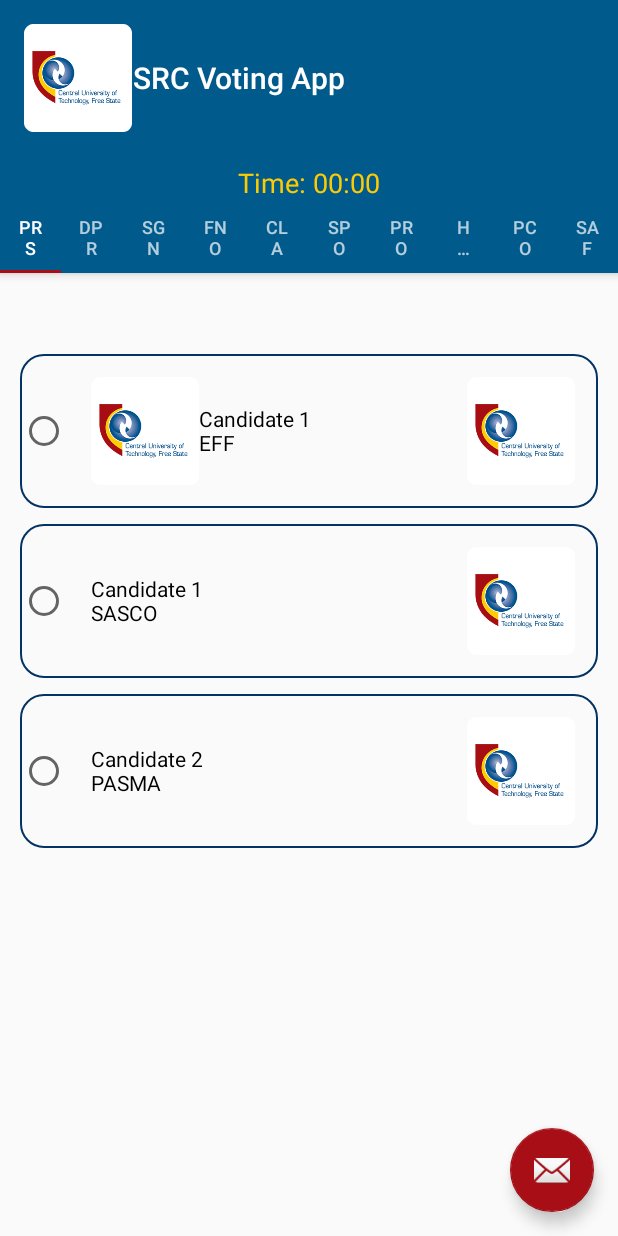
After one commit to handsomemofokeng/SRCVotingApp, an Android app: the PlaceholderFragment screen opened directly, with no data from a screen before it, on a phone screen of 412 x 824 dp. The commit adds this screen. Run offline under Robolectric (Android 15) with nearby library versions, the phone set to English and light mode, and no system bars; libraries missing offline, so code that uses them is left out: android.arch.core; 1 statement that could not run was skipped.

Commit message:
Added Vote Activity and refactored isValidFields method

```diff
--- a/app/build.gradle
+++ b/app/build.gradle
@@ -23,6 +23,7 @@ dependencies {
     implementation fileTree(dir: 'libs', include: ['*.jar'])
     implementation 'com.android.support:appcompat-v7:28.0.0'
     implementation 'com.android.support.constraint:constraint-layout:1.1.3'
+    implementation 'android.arch.lifecycle:extensions:1.1.1'
     testImplementation 'junit:junit:4.12'
     androidTestImplementation 'com.android.support.test:runner:1.0.2'
     androidTestImplementation 'com.android.support.test.espresso:espresso-core:3.0.2'
--- a/app/src/main/AndroidManifest.xml
+++ b/app/src/main/AndroidManifest.xml
@@ -14,6 +14,10 @@
         android:roundIcon="@mipmap/ic_launcher_round"
         android:supportsRtl="true"
         android:theme="@style/AppTheme">
+        <activity
+            android:name=".VoteActivity"
+            android:label="@string/title_activity_vote"
+            android:theme="@style/AppTheme.NoActionBar"></activity>
         <activity
             android:name=".RegisterActivity"
             android:parentActivityName=".MainActivity" />
--- a/app/src/main/java/com/example/srcvotingapp/ApplicationClass.java
+++ b/app/src/main/java/com/example/srcvotingapp/ApplicationClass.java
@@ -4,13 +4,11 @@ import android.app.Activity;
 import android.app.AlertDialog;
 import android.app.Application;
 import android.content.Context;
-import android.content.DialogInterface;
-import android.content.SearchRecentSuggestionsProvider;
+import android.content.res.Resources;
 import android.net.ConnectivityManager;
 import android.net.NetworkInfo;
-import android.support.annotation.NonNull;
+import android.support.design.widget.Snackbar;
 import android.support.v7.app.ActionBar;
-import android.util.Log;
 import android.view.Gravity;
 import android.view.View;
 import android.widget.ArrayAdapter;
@@ -23,9 +21,7 @@ import android.widget.Toast;
 
 import com.backendless.BackendlessUser;
 import com.google.zxing.integration.android.IntentIntegrator;
-import com.google.zxing.integration.android.IntentResult;
 
-import java.sql.SQLOutput;
 import java.util.List;
 
 public class ApplicationClass extends Application {
@@ -47,10 +43,11 @@ public class ApplicationClass extends Application {
     public static final String IS_CANDIDATE = "isCandidate";
     public static final String ROLE = "role";
 
+
     @Override
     public void onCreate() {
         super.onCreate();
-        // TODO: 2019/08/29 Initializa Backendless
+        // TODO: 2019/08/29 Initialize Backendless
     }
 
 
@@ -96,7 +93,6 @@ public class ApplicationClass extends Application {
 
         return isChecked;
     }
-
 
     public static String getSelectedRadio(RadioButton... radioButtons) {
         String selectedRadio = "";
@@ -146,11 +142,13 @@ public class ApplicationClass extends Application {
      * @return true if email is valid
      */
     public static boolean isEmailValid(EditText etEmail) {
+
         String email = etEmail.getText().toString().trim();
 
         boolean isValid = email.contains("@") && (email.endsWith(".com") || email.endsWith(".za"));
         if (!isValid) {
             etEmail.setError("Invalid email format");
+            etEmail.requestFocus();
         }
 
         return isValid;
@@ -175,13 +173,16 @@ public class ApplicationClass extends Application {
      */
     public static boolean isValidFields(EditText... fields) {
         boolean isValid = true;
-        for (EditText field : fields) {
+        EditText view = null;
+        for (int i = (fields.length - 1); i >= 0; i--) {
+            EditText field = fields[i];
             if (field.getText().toString().trim().isEmpty()) {
-                field.findFocus();
+                view = field;
                 field.setError("This field is required!");
                 isValid = false;
             }
         }
+        view.requestFocus();
         return isValid;
     }
 
@@ -196,10 +197,12 @@ public class ApplicationClass extends Application {
         boolean isMatching = etPassword.getText().toString().trim()
                 .equals(etConfirm.getText().toString().trim());
         if (!isMatching) {
+
             etPassword.setError("Passwords must match!");
             etConfirm.setError("Passwords must match!");
-            etConfirm.findFocus();
+
         } else {
+
             etPassword.setError(null);
             etConfirm.setError(null);
         }
@@ -310,7 +313,7 @@ public class ApplicationClass extends Application {
         boolean isValid = true;
         for (Spinner spn : spinners) {
             if (spn.getSelectedItemPosition() <= 0) {
-
+                spn.requestFocus();
                 isValid = false;
             }
         }
--- a/app/src/main/java/com/example/srcvotingapp/MainActivity.java
+++ b/app/src/main/java/com/example/srcvotingapp/MainActivity.java
@@ -151,4 +151,7 @@ public class MainActivity extends AppCompatActivity {
         startActivity(new Intent(getApplicationContext(), RegisterActivity.class));
     }
 
+    public void onClick_SignIn(View view) {
+        startActivity( new Intent(getApplicationContext(), VoteActivity.class));
+    }
 }
--- a/app/src/main/java/com/example/srcvotingapp/RegisterActivity.java
+++ b/app/src/main/java/com/example/srcvotingapp/RegisterActivity.java
@@ -67,11 +67,18 @@ public class RegisterActivity extends AppCompatActivity {
 
         initViews();
 
+        tvCourse.setError("");
+        tvEthnicity.setError("");
+        tvGender.setError("");
+
+
         spnCourse.setOnItemSelectedListener(new AdapterView.OnItemSelectedListener() {
             @Override
             public void onItemSelected(AdapterView<?> parent, View view, int position, long id) {
                 if (position > 0)
                     tvCourse.setError(null);
+                else
+                    tvCourse.setError("");
             }
 
             @Override
@@ -84,7 +91,10 @@ public class RegisterActivity extends AppCompatActivity {
             @Override
             public void onItemSelected(AdapterView<?> parent, View view, int position, long id) {
                 if (position > 0)
-                    tvCourse.setError(null);
+                    tvEthnicity.setError(null);
+                else
+                    tvEthnicity.setError("");
+
             }
 
             @Override
@@ -100,6 +110,7 @@ public class RegisterActivity extends AppCompatActivity {
                 tvGender.setError(null);
             }
         });
+
 
         ActionBar actionBar = getSupportActionBar();
         if (actionBar != null)
@@ -221,7 +232,7 @@ public class RegisterActivity extends AppCompatActivity {
         builder.setPositiveButton("Yes", new DialogInterface.OnClickListener() {
             @Override
             public void onClick(DialogInterface dialog, int which) {
-                finish();
+                RegisterActivity.super.onBackPressed();
             }
         });
         builder.setNegativeButton("No", new DialogInterface.OnClickListener() {
@@ -284,6 +295,6 @@ public class RegisterActivity extends AppCompatActivity {
         clearRadioGroup(rgGender);
         clearSpinners(spnCourse, spnEthnicity);
         showDetailsForm();
-        etEmail.hasFocus();
+        etEmail.requestFocus();
     }
 }
--- /dev/null
+++ b/app/src/main/java/com/example/srcvotingapp/VoteActivity.java
@@ -0,0 +1,48 @@
+package com.example.srcvotingapp;
+
+import android.os.Bundle;
+import android.support.design.widget.FloatingActionButton;
+import android.support.design.widget.Snackbar;
+import android.support.design.widget.TabLayout;
+import android.support.v4.view.ViewPager;
+import android.support.v7.app.AppCompatActivity;
+import android.view.View;
+import android.widget.Toast;
+
+import com.example.srcvotingapp.ui.main.SectionsPagerAdapter;
+
+public class VoteActivity extends AppCompatActivity {
+
+    public static String[] Portfolios = {"President", "Deputy President", "Secretary General",
+            "Financial Officer", "Constitutional And Legal Affairs", "Sports Officer",
+            "Public Relations Officer", "Health and Welfare Officer", "P C O", "Student Affairs",
+            "E D O", "Transformation Officer"};
+
+    @Override
+    protected void onCreate(Bundle savedInstanceState) {
+        super.onCreate(savedInstanceState);
+        setContentView(R.layout.activity_vote);
+        SectionsPagerAdapter sectionsPagerAdapter = new SectionsPagerAdapter(this, getSupportFragmentManager());
+        ViewPager viewPager = findViewById(R.id.view_pager);
+        viewPager.setAdapter(sectionsPagerAdapter);
+        TabLayout tabs = findViewById(R.id.tabs);
+        tabs.setupWithViewPager(viewPager);
+        FloatingActionButton fab = findViewById(R.id.fab);
+
+        fab.setOnClickListener(new View.OnClickListener() {
+            @Override
+            public void onClick(View view) {
+
+                Snackbar.make(view, "Replace with your own action", Snackbar.LENGTH_LONG)
+                        .setAction("Action", new View.OnClickListener() {
+                            @Override
+                            public void onClick(View v) {
+                                // TODO: 2019/09/03 Testing
+                                Toast.makeText(VoteActivity.this, "Action Clicked!!!",
+                                        Toast.LENGTH_SHORT).show();
+                            }
+                        }).show();
+            }
+        });
+    }
+}
--- /dev/null
+++ b/app/src/main/java/com/example/srcvotingapp/ui/main/PageViewModel.java
@@ -0,0 +1,29 @@
+package com.example.srcvotingapp.ui.main;
+
+import android.arch.core.util.Function;
+import android.arch.lifecycle.LiveData;
+import android.arch.lifecycle.MutableLiveData;
+import android.arch.lifecycle.Transformations;
+import android.arch.lifecycle.ViewModel;
+
+import static com.example.srcvotingapp.VoteActivity.Portfolios;
+
+
+public class PageViewModel extends ViewModel {
+
+    private MutableLiveData<Integer> mIndex = new MutableLiveData<>();
+    private LiveData<String> mText = Transformations.map(mIndex, new Function<Integer, String>() {
+        @Override
+        public String apply(Integer input) {
+            return "Portfolio: " + Portfolios[input -1];
+        }
+    });
+
+    public void setIndex(int index) {
+        mIndex.setValue(index);
+    }
+
+    public LiveData<String> getText() {
+        return mText;
+    }
+}
--- /dev/null
+++ b/app/src/main/java/com/example/srcvotingapp/ui/main/PlaceholderFragment.java
@@ -0,0 +1,58 @@
+package com.example.srcvotingapp.ui.main;
+
+import android.os.Bundle;
+import android.view.LayoutInflater;
+import android.view.View;
+import android.view.ViewGroup;
+import android.widget.TextView;
+import android.support.annotation.Nullable;
+import android.support.annotation.NonNull;
+import android.support.v4.app.Fragment;
+import android.arch.lifecycle.Observer;
+import android.arch.lifecycle.ViewModelProviders;
+
+import com.example.srcvotingapp.R;
+
+/**
+ * A placeholder fragment containing a simple view.
+ */
+public class PlaceholderFragment extends Fragment {
+
+    private static final String ARG_SECTION_NUMBER = "section_number";
+
+    private PageViewModel pageViewModel;
+
+    public static PlaceholderFragment newInstance(int index) {
+        PlaceholderFragment fragment = new PlaceholderFragment();
+        Bundle bundle = new Bundle();
+        bundle.putInt(ARG_SECTION_NUMBER, index);
+        fragment.setArguments(bundle);
+        return fragment;
+    }
+
+    @Override
+    public void onCreate(Bundle savedInstanceState) {
+        super.onCreate(savedInstanceState);
+        pageViewModel = ViewModelProviders.of(this).get(PageViewModel.class);
+        int index = 1;
+        if (getArguments() != null) {
+            index = getArguments().getInt(ARG_SECTION_NUMBER);
+        }
+        pageViewModel.setIndex(index);
+    }
+
+    @Override
+    public View onCreateView(
+            @NonNull LayoutInflater inflater, ViewGroup container,
+            Bundle savedInstanceState) {
+        View root = inflater.inflate(R.layout.fragment_vote, container, false);
+        final TextView textView = root.findViewById(R.id.section_label);
+        pageViewModel.getText().observe(this, new Observer<String>() {
+            @Override
+            public void onChanged(@Nullable String s) {
+                textView.setText(s);
+            }
+        });
+        return root;
+    }
+}
--- /dev/null
+++ b/app/src/main/java/com/example/srcvotingapp/ui/main/SectionsPagerAdapter.java
@@ -0,0 +1,51 @@
+package com.example.srcvotingapp.ui.main;
+
+import android.content.Context;
+import android.support.annotation.Nullable;
+import android.support.annotation.StringRes;
+import android.support.v4.app.Fragment;
+import android.support.v4.app.FragmentManager;
+import android.support.v4.app.FragmentPagerAdapter;
+
+import com.example.srcvotingapp.R;
+
+/**
+ * A [FragmentPagerAdapter] that returns a fragment corresponding to
+ * one of the sections/tabs/pages.
+ */
+public class SectionsPagerAdapter extends FragmentPagerAdapter {
+
+    @StringRes
+    private static final int[] TAB_TITLES = new int[]{
+            R.string.tab_text_1, R.string.tab_text_2,
+            R.string.tab_text_3, R.string.tab_text_4,
+            R.string.tab_text_5, R.string.tab_text_6,
+            R.string.tab_text_7, R.string.tab_text_8,
+            R.string.tab_text_9, R.string.tab_text_10, };
+
+    private final Context mContext;
+
+    public SectionsPagerAdapter(Context context, FragmentManager fm) {
+        super(fm);
+        mContext = context;
+    }
+
+    @Override
+    public Fragment getItem(int position) {
+        // getItem is called to instantiate the fragment for the given page.
+        // Return a PlaceholderFragment (defined as a static inner class below).
+        return PlaceholderFragment.newInstance(position + 1);
+    }
+
+    @Nullable
+    @Override
+    public CharSequence getPageTitle(int position) {
+        return mContext.getResources().getString(TAB_TITLES[position]);
+    }
+
+    @Override
+    public int getCount() {
+        // Show 10 total pages.
+        return 10;
+    }
+}
--- a/app/src/main/res/layout/activity_main.xml
+++ b/app/src/main/res/layout/activity_main.xml
@@ -164,7 +164,8 @@
                 android:background="@drawable/button"
                 android:text="@string/action_sign_in"
                 android:textColor="@color/colorButtonForeground"
-                android:textStyle="bold" />
+                android:textStyle="bold"
+                android:onClick="onClick_SignIn"/>
 
             <LinearLayout
                 android:layout_width="match_parent"
--- a/app/src/main/res/layout/activity_register.xml
+++ b/app/src/main/res/layout/activity_register.xml
@@ -296,7 +296,7 @@
                         android:layout_gravity="center"
                         android:layout_weight="1"
                         android:entries="@array/course"
-                        android:textAlignment="center" />
+                        android:textAlignment="center"/>
 
                 </LinearLayout>
 
--- /dev/null
+++ b/app/src/main/res/layout/activity_vote.xml
@@ -0,0 +1,66 @@
+<?xml version="1.0" encoding="utf-8"?>
+<android.support.design.widget.CoordinatorLayout xmlns:android="http://schemas.android.com/apk/res/android"
+    xmlns:app="http://schemas.android.com/apk/res-auto"
+    xmlns:tools="http://schemas.android.com/tools"
+    android:layout_width="match_parent"
+    android:layout_height="match_parent"
+    tools:context=".VoteActivity">
+
+    <android.support.design.widget.AppBarLayout
+        android:id="@+id/appBarLayout"
+        android:layout_width="match_parent"
+        android:layout_height="wrap_content"
+        android:theme="@style/AppTheme.AppBarOverlay">
+
+        <TextView
+            android:id="@+id/title"
+            android:layout_width="wrap_content"
+            android:layout_height="wrap_content"
+            android:drawableStart="@mipmap/ic_launcher"
+            android:gravity="center"
+            android:minHeight="?actionBarSize"
+            android:padding="@dimen/appbar_padding"
+            android:text="@string/app_name"
+            android:textAppearance="@style/TextAppearance.Widget.AppCompat.Toolbar.Title" />
+
+        <TextView
+            android:layout_width="match_parent"
+            android:layout_height="wrap_content"
+            android:layout_marginTop="5dp"
+            android:textColor="@color/colorButtonForeground"
+            android:textSize="@dimen/text_size"
+            android:text="Time: 00:00"
+            android:textAlignment="center"
+            app:layout_anchor="@+id/appBarLayout"
+            app:layout_anchorGravity="bottom|center" />
+
+        <ScrollView
+            android:layout_width="match_parent"
+            android:layout_height="wrap_content"
+            android:scrollbarAlwaysDrawHorizontalTrack="true">
+
+            <android.support.design.widget.TabLayout
+                android:id="@+id/tabs"
+                android:layout_width="wrap_content"
+                android:layout_height="wrap_content"
+                android:background="?attr/colorPrimary" />
+
+        </ScrollView>
+
+    </android.support.design.widget.AppBarLayout>
+
+    <android.support.v4.view.ViewPager
+        android:id="@+id/view_pager"
+        android:layout_width="match_parent"
+        android:layout_height="match_parent"
+        app:layout_behavior="@string/appbar_scrolling_view_behavior" />
+
+    <android.support.design.widget.FloatingActionButton
+        android:id="@+id/fab"
+        android:layout_width="wrap_content"
+        android:layout_height="wrap_content"
+        android:layout_gravity="bottom|end"
+        android:layout_margin="@dimen/fab_margin"
+        app:srcCompat="@android:drawable/ic_dialog_email" />
+
+</android.support.design.widget.CoordinatorLayout>
--- /dev/null
+++ b/app/src/main/res/layout/fragment_vote.xml
@@ -0,0 +1,83 @@
+<?xml version="1.0" encoding="utf-8"?>
+<android.support.constraint.ConstraintLayout xmlns:android="http://schemas.android.com/apk/res/android"
+    xmlns:app="http://schemas.android.com/apk/res-auto"
+    xmlns:tools="http://schemas.android.com/tools"
+    android:id="@+id/constraintLayout"
+    android:layout_width="match_parent"
+    android:layout_height="match_parent"
+    tools:context=".ui.main.PlaceholderFragment">
+
+    <TextView
+        android:id="@+id/section_label"
+        android:layout_width="wrap_content"
+        android:layout_height="wrap_content"
+        android:layout_marginStart="8dp"
+        android:layout_marginTop="@dimen/activity_vertical_margin"
+        android:layout_marginEnd="8dp"
+        app:layout_constraintEnd_toEndOf="parent"
+        app:layout_constraintStart_toStartOf="parent"
+        app:layout_constraintTop_toTopOf="@+id/constraintLayout"
+        tools:layout_constraintLeft_creator="1"
+        tools:layout_constraintTop_creator="1"
+        android:textColor="@color/colorPrimaryDark"
+        android:textStyle="bold"
+        android:textSize="@dimen/text_size"
+        tools:text="President"/>
+
+    <ScrollView
+        android:layout_width="match_parent"
+        android:layout_height="wrap_content"
+        android:layout_marginStart="8dp"
+        android:layout_marginTop="8dp"
+        android:layout_marginEnd="8dp"
+        app:layout_constraintEnd_toEndOf="parent"
+        app:layout_constraintStart_toStartOf="parent"
+        app:layout_constraintTop_toBottomOf="@+id/section_label">
+
+        <LinearLayout
+            android:layout_width="match_parent"
+            android:layout_height="wrap_content"
+            android:orientation="vertical">
+
+            <RadioGroup
+                android:layout_width="match_parent"
+                android:layout_height="wrap_content">
+
+                <RadioButton
+                    android:id="@+id/radioButton5"
+                    android:layout_width="match_parent"
+                    android:layout_height="wrap_content"
+                    android:layout_margin="5dp"
+                    android:drawableStart="@mipmap/ic_launcher_round"
+                    android:drawableEnd="@mipmap/ic_launcher_round"
+                    android:background="@drawable/spinner"
+                    android:padding="15dp"
+                    android:text="Candidate 1\nEFF" />
+
+                <RadioButton
+                    android:id="@+id/radioButton4"
+                    android:layout_width="match_parent"
+                    android:layout_height="wrap_content"
+                    android:layout_margin="5dp"
+                    android:drawableEnd="@mipmap/ic_launcher_round"
+                    android:background="@drawable/spinner"
+                    android:padding="15dp"
+                    android:text="Candidate 1\nSASCO"/>
+
+                <RadioButton
+                    android:id="@+id/radioButton3"
+                    android:layout_width="match_parent"
+                    android:layout_height="wrap_content"
+                    android:layout_margin="5dp"
+                    android:drawableEnd="@mipmap/ic_launcher_round"
+                    android:background="@drawable/spinner"
+                    android:padding="15dp"
+                    android:text="Candidate 2\nPASMA"/>
+            </RadioGroup>
+
+        </LinearLayout>
+
+
+    </ScrollView>
+
+</android.support.constraint.ConstraintLayout>
--- /dev/null
+++ b/app/src/main/res/values-w820dp/dimens.xml
@@ -0,0 +1,6 @@
+<resources>
+    <!-- Example customization of dimensions originally defined in res/values/dimens.xml
+         (such as screen margins) for screens with more than 820dp of available width. This
+         would include 7" and 10" devices in landscape (~960dp and ~1280dp respectively). -->
+    <dimen name="activity_horizontal_margin">64dp</dimen>
+</resources>
--- a/app/src/main/res/values/arrays.xml
+++ b/app/src/main/res/values/arrays.xml
@@ -1,5 +1,22 @@
 <?xml version="1.0" encoding="utf-8"?>
 <resources>
+
+
+    <string-array name="sections">
+        <item>President</item>
+        <item>Deputy President</item>
+        <item>Secretary General</item>
+        <item>Financial Officer</item>
+        <item>Constitutional And Legal Affairs</item>
+        <item>Sports Officer</item>
+        <item>Public Relations Officer</item>
+        <item>Health And Welfare Officer</item>
+        <item>P C O</item>
+        <item>Student Affairs</item>
+        <item>E D O</item>
+        <item>Transformation Officer</item>
+        <item>Review</item>
+    </string-array>
 
     <string-array name="ethnicity">
         <item>-- Select Ethnic Group --</item>
--- a/app/src/main/res/values/dimens.xml
+++ b/app/src/main/res/values/dimens.xml
@@ -12,4 +12,5 @@
     <dimen name="dimen_spinner_height">50dp</dimen>
     <dimen name="text_margin">16dp</dimen>
     <dimen name="spinner_height">45dp</dimen>
+    <dimen name="appbar_padding">16dp</dimen>
 </resources>
--- a/app/src/main/res/values/ic_launcher_background.xml
+++ b/app/src/main/res/values/ic_launcher_background.xml
@@ -1,4 +1,4 @@
 <?xml version="1.0" encoding="utf-8"?>
 <resources>
-    <color name="ic_launcher_background">#26A69A</color>
+    <color name="ic_launcher_background">@color/colorWhite</color>
 </resources>
--- a/app/src/main/res/values/strings.xml
+++ b/app/src/main/res/values/strings.xml
@@ -32,4 +32,22 @@
     <string name="prompt_new_user">New User?</string>
     <string name="course">Course</string>
 
+    <string name="title_activity_vote">VoteActivity</string>
+
+    <string name="tab_text_1">Prs</string>
+    <string name="tab_text_2">DPr</string>
+    <string name="tab_text_3">SGn</string>
+    <string name="tab_text_4">FnO</string>
+    <string name="tab_text_5">CLA</string>
+    <string name="tab_text_6">SpO</string>
+    <string name="tab_text_7">PRO</string>
+    <string name="tab_text_8">HWO</string>
+    <string name="tab_text_9">PCO</string>
+    <string name="tab_text_10">SAf</string>
+    <string name="tab_text_11">EDO</string>
+    <string name="tab_text_12">TrO</string>
+    <string name="tab_text_13">Rvw</string>
+    <string name="portfolio">Portfolio:</string>
+
+
 </resources>
--- a/app/src/main/res/values/styles.xml
+++ b/app/src/main/res/values/styles.xml
@@ -8,4 +8,13 @@
         <item name="colorAccent">@color/colorAccent</item>
     </style>
 
+    <style name="AppTheme.NoActionBar">
+        <item name="windowActionBar">false</item>
+        <item name="windowNoTitle">true</item>
+    </style>
+
+    <style name="AppTheme.AppBarOverlay" parent="ThemeOverlay.AppCompat.Dark.ActionBar" />
+
+    <style name="AppTheme.PopupOverlay" parent="ThemeOverlay.AppCompat.Light" />
+
 </resources>
```
